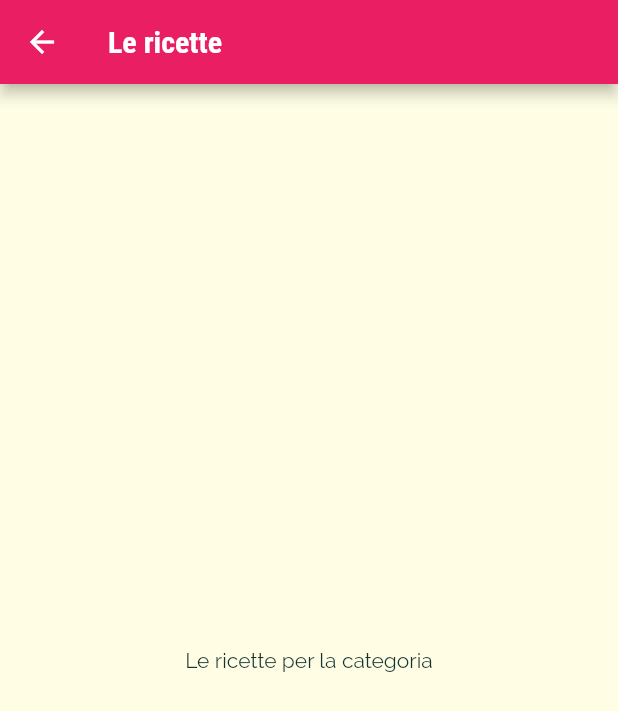
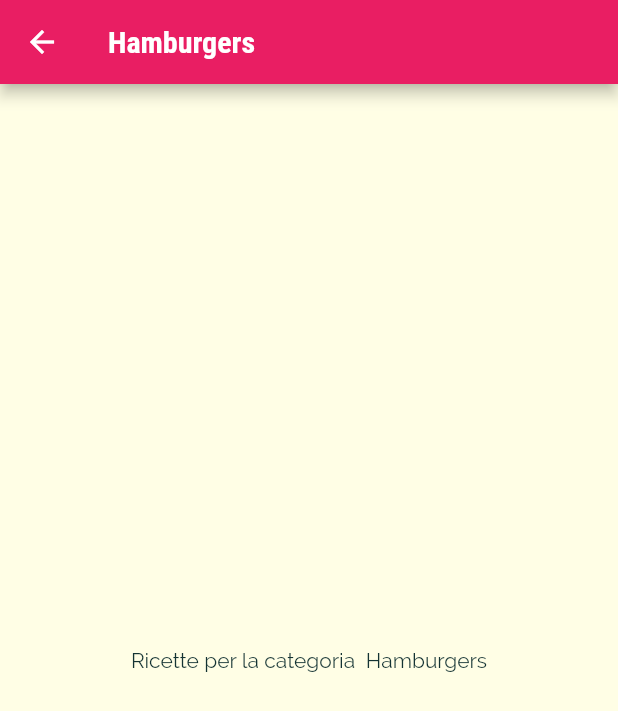
Before and after one commit to massimilianoporzio/delimeals, a Flutter app: the screen it shows after launch, after a tap on "Hamburgers", on a phone screen of 412 x 824 dp. Shown: the top 711 px of the screen. Run offline on Flutter 3.47's test engine with Material 2 defaults, Android fonts, the phone set to English and light mode, and no system bars; Roboto replaces fonts that are missing (RobotoCondensed).

Commit message:
navigazione passando i dati al costruttore

```diff
--- a/lib/category_item.dart
+++ b/lib/category_item.dart
@@ -2,15 +2,20 @@ import 'package:delimeals/pages/category_meals.dart';
 import 'package:flutter/material.dart';
 
 class CategoryItem extends StatelessWidget {
+  final String id;
   final String title;
   final Color color;
 
-  const CategoryItem({Key? key, required this.title, required this.color})
+  const CategoryItem(
+      {Key? key, required this.title, required this.color, required this.id})
       : super(key: key);
 
   void selectGategory(BuildContext context) {
     Navigator.of(context).push(MaterialPageRoute(builder: (_) {
-      return const CategoryMealsScreen();
+      return CategoryMealsScreen(
+        categortId: id,
+        categoryTitle: title,
+      );
     }));
   }
 
--- a/lib/pages/categories_screen.dart
+++ b/lib/pages/categories_screen.dart
@@ -1,15 +1,18 @@
 import 'package:delimeals/category_item.dart';
 import 'package:delimeals/dummy_data.dart';
+import 'package:delimeals/models/category.dart';
 import 'package:flutter/material.dart';
 
 class CategoriesScreen extends StatelessWidget {
-  const CategoriesScreen({Key? key}) : super(key: key);
+  const CategoriesScreen({
+    Key? key,
+  }) : super(key: key);
 
   @override
   Widget build(BuildContext context) {
     return Scaffold(
       appBar: AppBar(
-        title: const Text('DeliMeals ciao Giovanni e Lollo'),
+        title: const Text('DeliMeals ciao Tere, Giovanni e Lollo'),
       ),
       body: GridView(
         padding: const EdgeInsets.all(25),
@@ -21,6 +24,7 @@ class CategoriesScreen extends StatelessWidget {
         ),
         children: DUMMY_CATEGORIES.map((category) {
           return CategoryItem(
+            id: category.id,
             color: category.color,
             title: category.title,
           );
--- a/lib/pages/category_meals.dart
+++ b/lib/pages/category_meals.dart
@@ -1,14 +1,18 @@
 import 'package:flutter/material.dart';
 
 class CategoryMealsScreen extends StatelessWidget {
-  const CategoryMealsScreen({Key? key}) : super(key: key);
+  final String categortId;
+  final String categoryTitle;
+  const CategoryMealsScreen(
+      {Key? key, required this.categortId, required this.categoryTitle})
+      : super(key: key);
 
   @override
   Widget build(BuildContext context) {
     return Scaffold(
-      appBar: AppBar(title: const Text('Le ricette')),
-      body: const Center(
-        child: Text('Le ricette per la categoria'),
+      appBar: AppBar(title: Text(categoryTitle)),
+      body: Center(
+        child: Text("Ricette per la categoria  $categoryTitle"),
       ),
     );
   }
```
